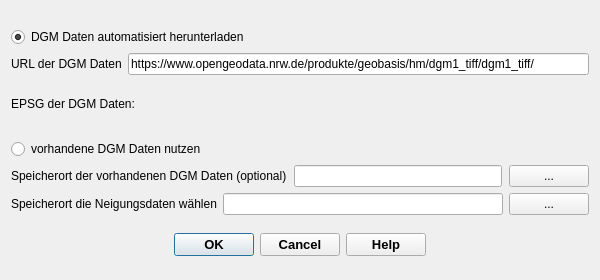
The window that qkan/neigung/res/neigung.ui (SonkeHoffmann/QKan-1) describes before a commit, drawn with Qt 5.
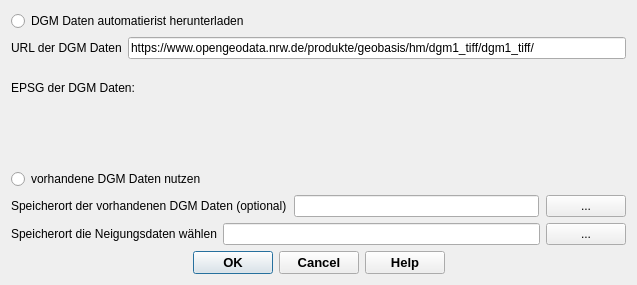
The same window after the commit. Icons and pictures are not drawn. Custom widgets are drawn as their Qt base class.

Commit message: updated: laengsschnitt, neigung, doku

What changed in the file:
```diff
--- a/qkan/neigung/res/neigung.ui
+++ b/qkan/neigung/res/neigung.ui
@@ -6,14 +6,14 @@
    <rect>
     <x>0</x>
     <y>0</y>
-    <width>600</width>
-    <height>280</height>
+    <width>637</width>
+    <height>285</height>
    </rect>
   </property>
   <property name="minimumSize">
    <size>
     <width>490</width>
-    <height>280</height>
+    <height>260</height>
    </size>
   </property>
   <property name="font">
@@ -31,29 +31,13 @@
   <layout class="QVBoxLayout" name="verticalLayout">
    <item>
     <layout class="QVBoxLayout" name="verticalLayout_3">
-     <item>
-      <spacer name="verticalSpacer">
-       <property name="orientation">
-        <enum>Qt::Vertical</enum>
-       </property>
-       <property name="sizeHint" stdset="0">
-        <size>
-         <width>20</width>
-         <height>80</height>
-        </size>
-       </property>
-      </spacer>
-     </item>
      <item>
       <widget class="QRadioButton" name="dgm_automatisch">
        <property name="enabled">
         <bool>true</bool>
        </property>
        <property name="text">
-        <string>DGM Daten automatisiert herunterladen</string>
-       </property>
-       <property name="checked">
-        <bool>true</bool>
+        <string>DGM Daten automatierist herunterladen</string>
        </property>
       </widget>
      </item>
@@ -75,19 +59,6 @@
        </item>
       </layout>
      </item>
-     <item>
-      <spacer name="verticalSpacer_3">
-       <property name="orientation">
-        <enum>Qt::Vertical</enum>
-       </property>
-       <property name="sizeHint" stdset="0">
-        <size>
-         <width>20</width>
-         <height>80</height>
-        </size>
-       </property>
-      </spacer>
-     </item>
      <item>
       <layout class="QVBoxLayout" name="verticalLayout_2">
        <item>
@@ -108,38 +79,15 @@
         </widget>
        </item>
        <item>
-        <widget class="QgsProjectionSelectionWidget" name="epsg">
-         <property name="maximumSize">
-          <size>
-           <width>16777215</width>
-           <height>22</height>
-          </size>
-         </property>
-        </widget>
+        <widget class="QgsProjectionSelectionWidget" name="epsg"/>
        </item>
       </layout>
      </item>
-     <item>
-      <spacer name="verticalSpacer_4">
-       <property name="orientation">
-        <enum>Qt::Vertical</enum>
-       </property>
-       <property name="sizeHint" stdset="0">
-        <size>
-         <width>20</width>
-         <height>80</height>
-        </size>
-       </property>
-      </spacer>
-     </item>
      <item>
       <widget class="QRadioButton" name="dgm_manuell">
        <property name="text">
         <string>vorhandene DGM Daten nutzen</string>
        </property>
-       <property name="checked">
-        <bool>false</bool>
-       </property>
       </widget>
      </item>
      <item>
@@ -168,18 +116,6 @@
        </item>
        <item>
         <widget class="QPushButton" name="select_ordner_dgm">
-         <property name="sizePolicy">
-          <sizepolicy hsizetype="Fixed" vsizetype="Fixed">
-           <horstretch>0</horstretch>
-           <verstretch>0</verstretch>
-          </sizepolicy>
-         </property>
-         <property name="minimumSize">
-          <size>
-           <width>0</width>
-           <height>0</height>
-          </size>
-         </property>
          <property name="toolTip">
           <string>Die DGM Datei sollte das geasmte Einzugsgebiet umfassen.</string>
          </property>
@@ -194,9 +130,6 @@
    </item>
    <item>
     <layout class="QHBoxLayout" name="horizontalLayout_6">
-     <property name="spacing">
-      <number>6</number>
-     </property>
      <item>
       <widget class="QLabel" name="label">
        <property name="text">
@@ -216,27 +149,8 @@
      </item>
     </layout>
    </item>
-   <item>
-    <spacer name="verticalSpacer_2">
-     <property name="orientation">
-      <enum>Qt::Vertical</enum>
-     </property>
-     <property name="sizeHint" stdset="0">
-      <size>
-       <width>20</width>
-       <height>40</height>
-      </size>
-     </property>
-    </spacer>
-   </item>
    <item>
     <widget class="QDialogButtonBox" name="button_box">
-     <property name="minimumSize">
-      <size>
-       <width>0</width>
-       <height>48</height>
-      </size>
-     </property>
      <property name="font">
       <font>
        <family>Tahoma</family>
```
Left out of the diff: 2 changed lines with no effect on the pictures. The commit also changes 5 other files.
